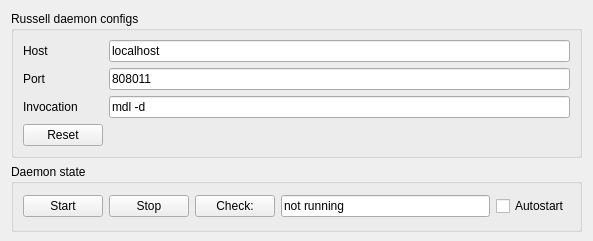
Old version of the form addons/kate-russell-plugin/RussellConfig.ui in the repository dmitry-vlasov/kate-russell.
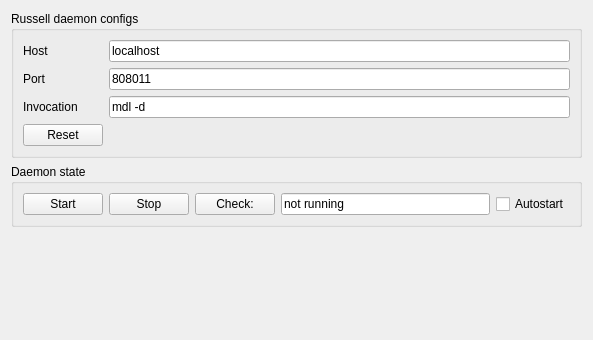
New version of the form.

Commit message: new projects tab page added

Diff of the .ui file:
```diff
--- a/addons/kate-russell-plugin/RussellConfig.ui
+++ b/addons/kate-russell-plugin/RussellConfig.ui
@@ -7,7 +7,7 @@
     <x>0</x>
     <y>0</y>
     <width>593</width>
-    <height>241</height>
+    <height>340</height>
    </rect>
   </property>
   <property name="sizePolicy">
@@ -17,9 +17,6 @@
    </sizepolicy>
   </property>
   <layout class="QVBoxLayout" name="verticalLayout">
-   <property name="bottomMargin">
-    <number>9</number>
-   </property>
    <item>
     <widget class="QGroupBox" name="configGroupBox">
      <property name="title">
@@ -128,6 +125,19 @@
      </layout>
     </widget>
    </item>
+   <item>
+    <spacer name="verticalSpacer">
+     <property name="orientation">
+      <enum>Qt::Vertical</enum>
+     </property>
+     <property name="sizeHint" stdset="0">
+      <size>
+       <width>20</width>
+       <height>90</height>
+      </size>
+     </property>
+    </spacer>
+   </item>
   </layout>
  </widget>
  <resources/>
```
The commit also changes 2 other files.
